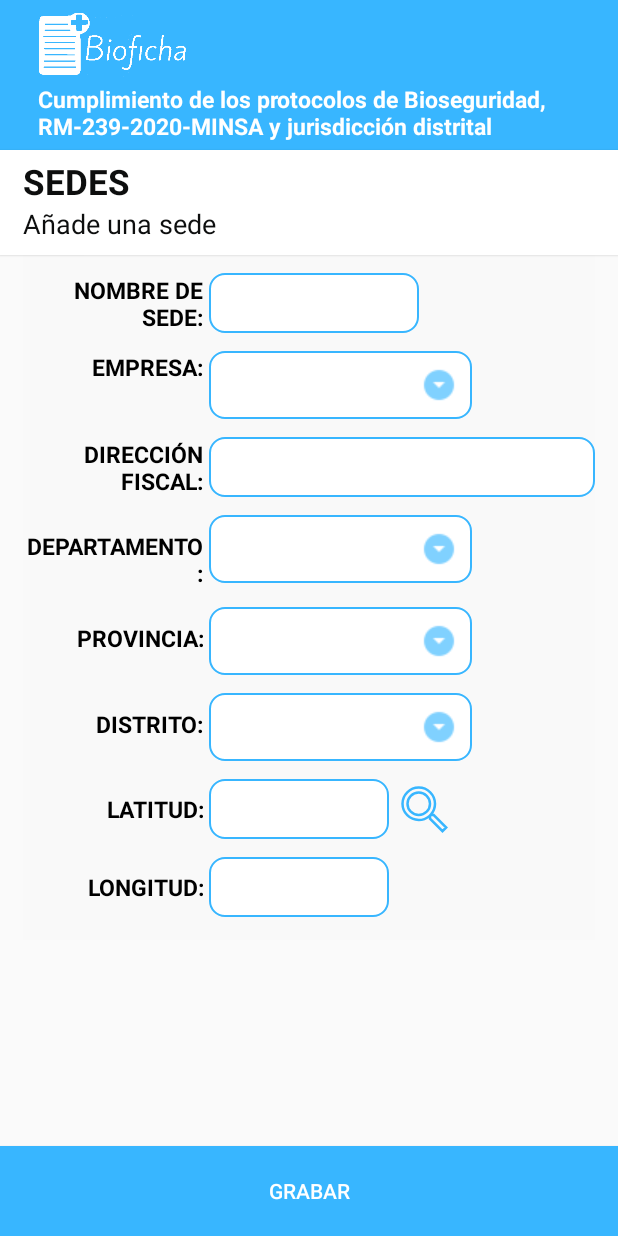
After one commit to NicolasHidalgo/bioficha, an Android app: the RegistroSedesActivity screen opened directly, with no data from a screen before it, on a phone screen of 412 x 824 dp. The commit adds this screen. Run offline under Robolectric (Android 15) with nearby library versions, the phone set to English and light mode, and no system bars.

Commit message:
gv cambios

```diff
--- a/app/build.gradle
+++ b/app/build.gradle
@@ -6,11 +6,10 @@ android {
 
     defaultConfig {
         applicationId "com.example.covid19"
-        minSdkVersion 14
+        minSdkVersion 16
         targetSdkVersion 29
         versionCode 1
         versionName "1.0"
-
         testInstrumentationRunner "androidx.test.runner.AndroidJUnitRunner"
     }
 
@@ -36,4 +35,6 @@ dependencies {
     androidTestImplementation 'androidx.test.espresso:espresso-core:3.2.0'
     implementation 'com.android.volley:volley:1.1.0'
     implementation files('libs/polygon-1.0.2.jar')
+    implementation 'com.google.android.gms:play-services-maps:17.0.0'
+    implementation 'com.google.android.gms:play-services-places:17.0.0'
 }
--- /dev/null
+++ b/app/src/main/java/com/example/covid19/RegistroSedesActivity.java
@@ -0,0 +1,48 @@
+package com.example.covid19;
+
+import android.content.Context;
+import android.content.Intent;
+import android.os.Bundle;
+import android.view.View;
+import android.widget.Button;
+import android.widget.EditText;
+
+import androidx.annotation.Nullable;
+import androidx.appcompat.app.AppCompatActivity;
+
+
+
+public class RegistroSedesActivity extends AppCompatActivity{
+    Context context;
+    Button btnBuscarXY;
+    EditText txtLatitud, txtLongitud;
+    int request_code = 1;
+    @Override
+    protected void onCreate(Bundle savedInstanceState) {
+        super.onCreate(savedInstanceState);
+        setContentView(R.layout.activity_registro_sedes);
+        btnBuscarXY = findViewById(R.id.btnBuscarXY);
+        txtLatitud = findViewById(R.id.txtLatitud);
+        txtLongitud = findViewById(R.id.txtLongitud);
+
+        btnBuscarXY.setOnClickListener(new View.OnClickListener() {
+            @Override
+            public void onClick(View v) {
+                Intent dsp = new Intent(RegistroSedesActivity.this, MapActivity.class);
+                startActivityForResult(dsp, request_code);
+            }
+        });
+
+    }
+    @Override
+    protected void onActivityResult(int requestCode, int resultCode, @Nullable Intent data) {
+        if ((requestCode == request_code) && (resultCode == RESULT_OK)){
+            Bundle parametros = data.getExtras();
+            Double latitud = parametros.getDouble("latitud");
+            Double longitud = parametros.getDouble("longitud");
+            txtLatitud.setText(Double.toString(latitud));
+            txtLongitud.setText(Double.toString(longitud));
+        }
+    }
+
+}
--- /dev/null
+++ b/app/src/main/res/drawable/ic_location.xml
@@ -0,0 +1,5 @@
+<vector android:height="24dp" android:tint="#FF0F00"
+    android:viewportHeight="24.0" android:viewportWidth="24.0"
+    android:width="24dp" xmlns:android="http://schemas.android.com/apk/res/android">
+    <path android:fillColor="#fff" android:pathData="M12,2C8.13,2 5,5.13 5,9c0,5.25 7,13 7,13s7,-7.75 7,-13c0,-3.87 -3.13,-7 -7,-7zM12,11.5c-1.38,0 -2.5,-1.12 -2.5,-2.5s1.12,-2.5 2.5,-2.5 2.5,1.12 2.5,2.5 -1.12,2.5 -2.5,2.5z"/>
+</vector>
--- /dev/null
+++ b/app/src/main/res/layout/activity_registro_sedes.xml
@@ -0,0 +1,286 @@
+<?xml version="1.0" encoding="utf-8"?>
+<LinearLayout xmlns:android="http://schemas.android.com/apk/res/android"
+    xmlns:app="http://schemas.android.com/apk/res-auto"
+    xmlns:tools="http://schemas.android.com/tools"
+    android:layout_width="match_parent"
+    android:layout_height="match_parent"
+    tools:context=".RegistroSedesActivity">
+    <LinearLayout
+        android:layout_width="match_parent"
+        android:layout_height="match_parent"
+        android:orientation="vertical">
+        <LinearLayout
+            android:layout_width="match_parent"
+            android:layout_height="100dp"
+            android:orientation="vertical"
+            android:background="@color/menu_red"
+            android:padding="5dp">
+            <ImageView
+                android:layout_width="100dp"
+                android:layout_height="50dp"
+                android:src="@drawable/logo_white"
+                android:layout_marginLeft="20dp"/>
+            <TextView
+                android:layout_width="match_parent"
+                android:layout_height="wrap_content"
+                android:text="Cumplimiento de los protocolos de Bioseguridad, RM-239-2020-MINSA y jurisdicción distrital"
+                android:textColor="@color/colorPrimary"
+                android:textSize="15sp"
+                android:textStyle="bold"
+                android:layout_marginLeft="20dp"/>
+        </LinearLayout>
+        <LinearLayout
+            android:layout_width="match_parent"
+            android:layout_height="70dp"
+            android:elevation="1dp"
+            android:background="#fff"
+            android:orientation="vertical">
+            <TextView
+                android:layout_width="wrap_content"
+                android:layout_height="wrap_content"
+                android:text="SEDES"
+                android:textStyle="bold"
+                android:textSize="23sp"
+                android:layout_marginTop="5dp"
+                android:textColor="@color/colorPrimaryDark"
+                android:layout_marginLeft="15dp"/>
+            <TextView
+                android:layout_width="wrap_content"
+                android:layout_height="wrap_content"
+                android:text="Añade una sede"
+                android:textStyle=""
+                android:textSize="18sp"
+                android:layout_marginLeft="15dp"
+                android:textColor="@color/colorPrimaryDark"/>
+
+        </LinearLayout>
+        <ScrollView
+            android:layout_width="match_parent"
+            android:layout_height="match_parent">
+            <LinearLayout
+                android:layout_width="match_parent"
+                android:layout_height="match_parent"
+                android:layout_marginLeft="15dp"
+                android:layout_marginRight="15dp"
+                android:paddingBottom="15dp"
+                android:background="#f9f9f9"
+                android:orientation="vertical">
+
+                <LinearLayout
+                    android:layout_width="match_parent"
+                    android:layout_height="wrap_content"
+                    android:orientation="horizontal">
+                    <TextView
+                        android:layout_width="120dp"
+                        android:layout_height="wrap_content"
+                        android:text="NOMBRE DE SEDE:"
+                        android:textColor="#000"
+                        android:textStyle="bold"
+                        android:gravity="end"
+                        android:layout_marginTop="3dp"
+                        android:textSize="15dp">
+                    </TextView>
+                    <EditText
+                        android:id="@+id/txtNombreSede"
+                        android:layout_width="140dp"
+                        android:layout_height="40dp"
+                        android:inputType="number"
+                        android:paddingLeft="10dp"
+                        android:textSize="15dp"
+                        android:background="@drawable/edit"
+                        android:layout_marginTop="12dp"
+                        android:layout_marginLeft="4dp">
+                    </EditText>
+                </LinearLayout>
+                <LinearLayout
+                    android:layout_width="match_parent"
+                    android:layout_height="wrap_content"
+                    android:orientation="horizontal">
+                    <TextView
+                        android:layout_width="120dp"
+                        android:layout_height="wrap_content"
+                        android:text="EMPRESA:"
+                        android:textColor="#000"
+                        android:textStyle="bold"
+                        android:gravity="end"
+                        android:layout_marginTop="12dp"
+                        android:textSize="15dp">
+                    </TextView>
+                    <Spinner
+                        android:id="@+id/spEmpresa"
+                        android:layout_width="175dp"
+                        android:layout_height="45dp"
+                        android:background="@drawable/spinner"
+                        android:layout_marginLeft="4dp"
+                        android:layout_marginTop="12dp"></Spinner>
+
+                </LinearLayout>
+                <LinearLayout
+                    android:layout_width="match_parent"
+                    android:layout_height="wrap_content"
+                    android:orientation="horizontal">
+                    <TextView
+                        android:layout_width="120dp"
+                        android:layout_height="wrap_content"
+                        android:text="DIRECCIÓN FISCAL:"
+                        android:gravity="end"
+                        android:textColor="#000"
+                        android:textStyle="bold"
+                        android:layout_marginTop="3dp"
+                        android:textSize="15dp">
+                    </TextView>
+                    <EditText
+                        android:id="@+id/txtDireccionFiscal"
+                        android:layout_width="match_parent"
+                        android:layout_height="40dp"
+                        android:inputType="text"
+                        android:paddingLeft="10dp"
+                        android:textSize="15dp"
+                        android:background="@drawable/edit"
+                        android:layout_marginTop="12dp"
+                        android:layout_marginLeft="4dp">
+                    </EditText>
+
+                </LinearLayout>
+                <LinearLayout
+                    android:layout_width="match_parent"
+                    android:layout_height="wrap_content"
+                    android:orientation="horizontal">
+                    <TextView
+                        android:layout_width="120dp"
+                        android:layout_height="wrap_content"
+                        android:text="DEPARTAMENTO:"
+                        android:textStyle="bold"
+                        android:gravity="end"
+                        android:textColor="#000"
+                        android:layout_marginTop="22dp"
+                        android:textSize="15dp">
+                    </TextView>
+
+                    <Spinner
+                        android:id="@+id/spDepartamento"
+                        android:layout_width="175dp"
+                        android:layout_height="45dp"
+                        android:background="@drawable/spinner"
+                        android:layout_marginLeft="4dp"
+                        android:layout_marginTop="12dp"></Spinner>
+                </LinearLayout>
+                <LinearLayout
+                    android:layout_width="match_parent"
+                    android:layout_height="wrap_content"
+                    android:orientation="horizontal">
+                    <TextView
+                        android:layout_width="120dp"
+                        android:layout_height="wrap_content"
+                        android:text="PROVINCIA:"
+                        android:textStyle="bold"
+                        android:gravity="end"
+                        android:textColor="#000"
+                        android:layout_marginTop="22dp"
+                        android:textSize="15dp">
+                    </TextView>
+
+                    <Spinner
+                        android:id="@+id/spProvincia"
+                        android:layout_width="175dp"
+                        android:layout_height="45dp"
+                        android:background="@drawable/spinner"
+                        android:layout_marginLeft="4dp"
+                        android:layout_marginTop="12dp"></Spinner>
+                </LinearLayout>
+                <LinearLayout
+                    android:layout_width="match_parent"
+                    android:layout_height="wrap_content"
+                    android:orientation="horizontal">
+                    <TextView
+                        android:layout_width="120dp"
+                        android:layout_height="wrap_content"
+                        android:text="DISTRITO:"
+                        android:textStyle="bold"
+                        android:gravity="end"
+                        android:textColor="#000"
+                        android:layout_marginTop="22dp"
+                        android:textSize="15dp">
+                    </TextView>
+
+                    <Spinner
+                        android:id="@+id/spDistrito"
+                        android:layout_width="175dp"
+                        android:layout_height="45dp"
+                        android:background="@drawable/spinner"
+                        android:layout_marginLeft="4dp"
+                        android:layout_marginTop="12dp"></Spinner>
+                </LinearLayout>
+                <LinearLayout
+                    android:layout_width="match_parent"
+                    android:layout_height="wrap_content"
+                    android:orientation="horizontal">
+                    <TextView
+                        android:layout_width="120dp"
+                        android:layout_height="wrap_content"
+                        android:text="LATITUD:"
+                        android:gravity="end"
+                        android:textColor="#000"
+                        android:textStyle="bold"
+                        android:layout_marginTop="12dp"
+                        android:textSize="15dp">
+                    </TextView>
+                    <EditText
+                        android:id="@+id/txtLatitud"
+                        android:layout_width="120dp"
+                        android:layout_height="40dp"
+                        android:inputType="text"
+                        android:paddingLeft="10dp"
+                        android:textSize="15dp"
+                        android:background="@drawable/edit"
+                        android:layout_marginTop="12dp"
+                        android:layout_marginLeft="4dp">
+                    </EditText>
+                    <Button
+                        android:id="@+id/btnBuscarXY"
+                        android:layout_width="40dp"
+                        android:layout_height="40dp"
+                        android:layout_marginLeft="4dp"
+                        android:layout_marginTop="12dp"
+                        android:background="@drawable/ic_search"
+                        android:padding="8dp"
+                        android:textColor="#fff"></Button>
+                </LinearLayout>
+                <LinearLayout
+                    android:layout_width="match_parent"
+                    android:layout_height="wrap_content"
+                    android:orientation="horizontal">
+                    <TextView
+                        android:layout_width="120dp"
+                        android:layout_height="wrap_content"
+                        android:text="LONGITUD:"
+                        android:gravity="end"
+                        android:textColor="#000"
+                        android:textStyle="bold"
+                        android:layout_marginTop="12dp"
+                        android:textSize="15dp">
+                    </TextView>
+                    <EditText
+                        android:id="@+id/txtLongitud"
+                        android:layout_width="120dp"
+                        android:layout_height="40dp"
+                        android:inputType="text"
+                        android:paddingLeft="10dp"
+                        android:textSize="15dp"
+                        android:background="@drawable/edit"
+                        android:layout_marginTop="12dp"
+                        android:layout_marginLeft="4dp">
+                    </EditText>
+                </LinearLayout>
+            </LinearLayout>
+        </ScrollView>
+        <Button
+            android:id="@+id/btnGrabar"
+            android:layout_width="match_parent"
+            android:layout_height="match_parent"
+            android:layout_marginTop="-60dp"
+            android:background="#38b6ff"
+            android:text="Grabar"
+            android:textColor="#fff"></Button>
+    </LinearLayout>
+</LinearLayout>
--- a/app/src/main/res/layout/activity_sede.xml
+++ b/app/src/main/res/layout/activity_sede.xml
@@ -58,7 +58,7 @@
     <com.google.android.material.floatingactionbutton.FloatingActionButton
         android:layout_width="wrap_content"
         android:layout_height="wrap_content"
-        android:id="@+id/btnAgregarFicha"
+        android:id="@+id/btnAgregarSede"
         android:layout_gravity="end|bottom"
         android:layout_margin="20dp"
         android:backgroundTint="#38b6ff"
```
Also changed, not shown: app/src/main/AndroidManifest.xml (+22 -7 lines), app/src/main/java/com/example/covid19/GPSTracker.java (added, +93 -0 lines), app/src/main/java/com/example/covid19/MapActivity.java (added, +132 -0 lines), app/src/main/java/com/example/covid19/SedeActivity.java (+14 -0 lines), app/src/main/res/layout/activity_map.xml (added, +26 -0 lines).
